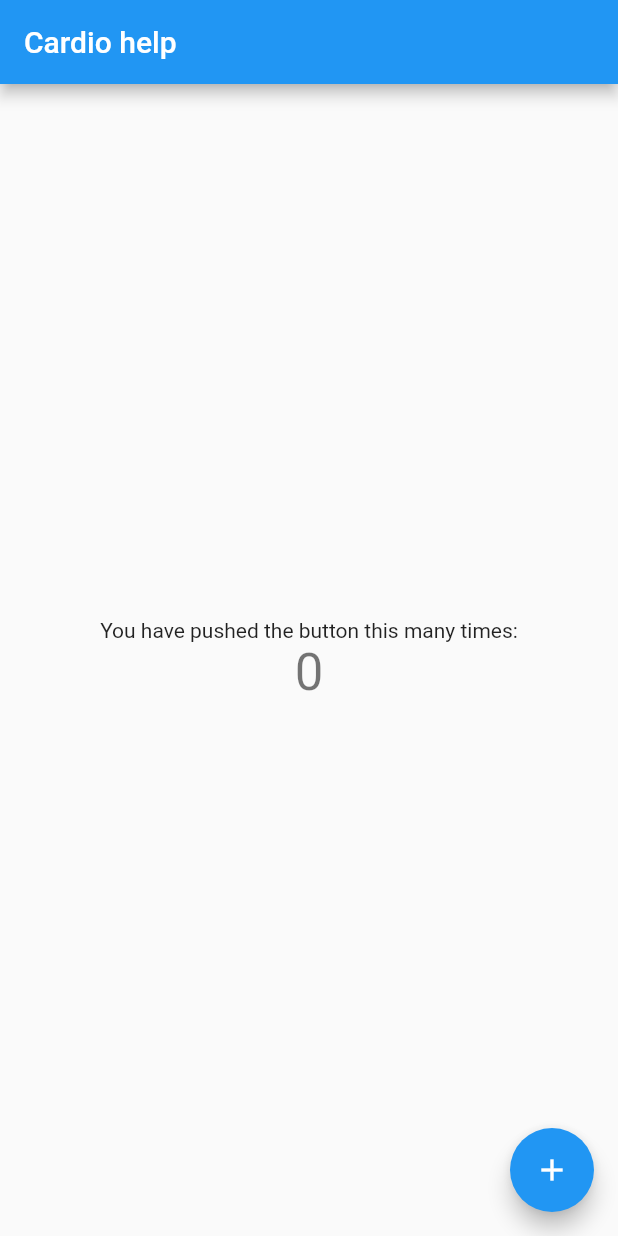
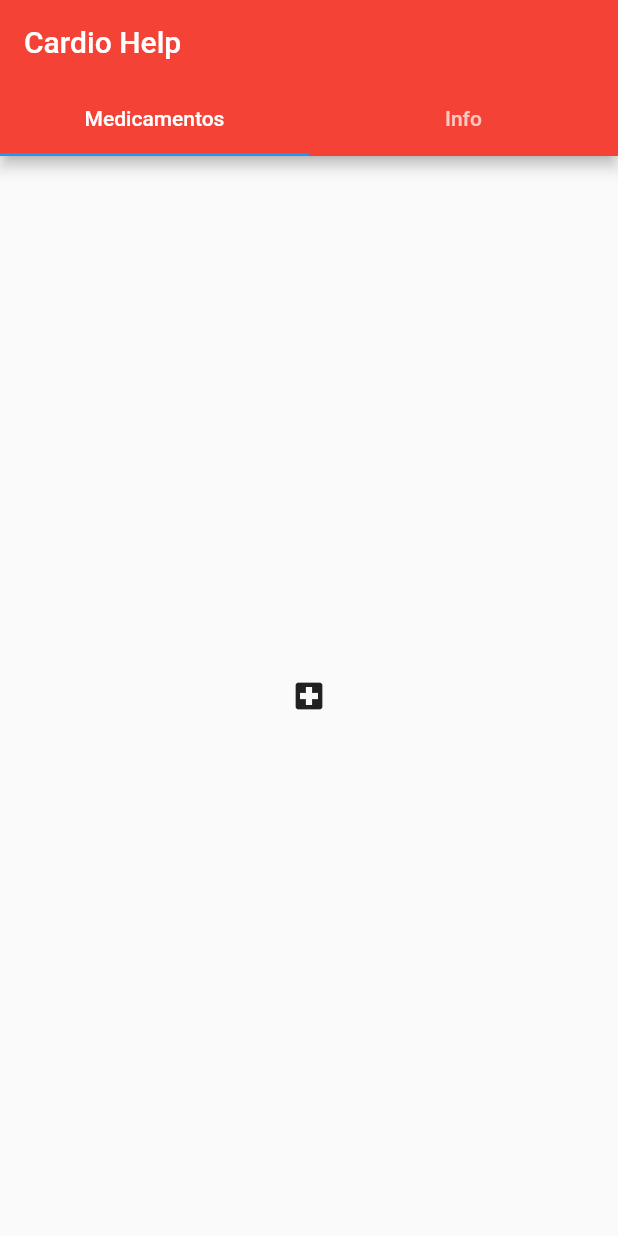
Before and after one commit to karinaplemos/cardio_help, a Flutter app: the screen it shows after launch, on a phone screen of 412 x 824 dp. Run offline on Flutter 3.47's test engine with Material 2 defaults, Android fonts, the phone set to English and light mode, and no system bars.

Commit message:
Criação AppBar, TagBar e Home
Foram implementadas duas tags: medicamentos e info para o tab bar , implementaçao da cor vermlha e alteração do título.

```diff
--- /dev/null
+++ b/cardio_help/lib/home.dart
@@ -0,0 +1,35 @@
+import 'package:flutter/material.dart';
+
+class Home extends StatefulWidget {
+  @override
+  State<StatefulWidget> createState() {
+    return _HomeState();
+  }
+}
+
+class _HomeState extends State<Home> {
+  @override
+  Widget build(BuildContext context) {
+    return DefaultTabController(
+      length: 2,
+      child : Scaffold(
+        appBar: AppBar(
+          backgroundColor: Colors.red,
+          title: Text('Cardio Help'),
+          bottom: TabBar(
+            tabs: [
+              Tab(text: 'Medicamentos'),
+              Tab(text: 'Info'),
+              ],
+          ),
+        ),
+        body: TabBarView(
+          children: [
+            Icon(Icons.local_hospital),
+            Icon(Icons.info),
+          ],
+        ),
+      ),
+    );
+  }
+}
--- a/cardio_help/lib/main.dart
+++ b/cardio_help/lib/main.dart
@@ -1,4 +1,5 @@
 import 'package:flutter/material.dart';
+import 'package:cardio_help/home.dart';
 
 void main() => runApp(MyApp());
 
@@ -9,103 +10,10 @@ class MyApp extends StatelessWidget {
     return MaterialApp(
       title: 'Flutter Demo',
       theme: ThemeData(
-        // This is the theme of your application.
-        //
-        // Try running your application with "flutter run". You'll see the
-        // application has a blue toolbar. Then, without quitting the app, try
-        // changing the primarySwatch below to Colors.green and then invoke
-        // "hot reload" (press "r" in the console where you ran "flutter run",
-        // or simply save your changes to "hot reload" in a Flutter IDE).
-        // Notice that the counter didn't reset back to zero; the application
-        // is not restarted.
+
         primarySwatch: Colors.blue,
       ),
-      home: MyHomePage(title: 'Cardio help'),
+      home: Home(),
     );
   }
 }
-
-class MyHomePage extends StatefulWidget {
-  MyHomePage({Key key, this.title}) : super(key: key);
-
-  // This widget is the home page of your application. It is stateful, meaning
-  // that it has a State object (defined below) that contains fields that affect
-  // how it looks.
-
-  // This class is the configuration for the state. It holds the values (in this
-  // case the title) provided by the parent (in this case the App widget) and
-  // used by the build method of the State. Fields in a Widget subclass are
-  // always marked "final".
-
-  final String title;
-
-  @override
-  _MyHomePageState createState() => _MyHomePageState();
-}
-
-class _MyHomePageState extends State<MyHomePage> {
-  int _counter = 0;
-
-  void _incrementCounter() {
-    setState(() {
-      // This call to setState tells the Flutter framework that something has
-      // changed in this State, which causes it to rerun the build method below
-      // so that the display can reflect the updated values. If we changed
-      // _counter without calling setState(), then the build method would not be
-      // called again, and so nothing would appear to happen.
-      _counter++;
-    });
-  }
-
-  @override
-  Widget build(BuildContext context) {
-    // This method is rerun every time setState is called, for instance as done
-    // by the _incrementCounter method above.
-    //
-    // The Flutter framework has been optimized to make rerunning build methods
-    // fast, so that you can just rebuild anything that needs updating rather
-    // than having to individually change instances of widgets.
-    return Scaffold(
-      appBar: AppBar(
-        // Here we take the value from the MyHomePage object that was created by
-        // the App.build method, and use it to set our appbar title.
-        title: Text(widget.title),
-      ),
-      body: Center(
-        // Center is a layout widget. It takes a single child and positions it
-        // in the middle of the parent.
-        child: Column(
-          // Column is also a layout widget. It takes a list of children and
-          // arranges them vertically. By default, it sizes itself to fit its
-          // children horizontally, and tries to be as tall as its parent.
-          //
-          // Invoke "debug painting" (press "p" in the console, choose the
-          // "Toggle Debug Paint" action from the Flutter Inspector in Android
-          // Studio, or the "Toggle Debug Paint" command in Visual Studio Code)
-          // to see the wireframe for each widget.
-          //
-          // Column has various properties to control how it sizes itself and
-          // how it positions its children. Here we use mainAxisAlignment to
-          // center the children vertically; the main axis here is the vertical
-          // axis because Columns are vertical (the cross axis would be
-          // horizontal).
-          mainAxisAlignment: MainAxisAlignment.center,
-          children: <Widget>[
-            Text(
-              'You have pushed the button this many times:',
-            ),
-            Text(
-              '$_counter',
-              style: Theme.of(context).textTheme.display1,
-            ),
-          ],
-        ),
-      ),
-      floatingActionButton: FloatingActionButton(
-        onPressed: _incrementCounter,
-        tooltip: 'Increment',
-        child: Icon(Icons.add),
-      ), // This trailing comma makes auto-formatting nicer for build methods.
-    );
-  }
-}
```
